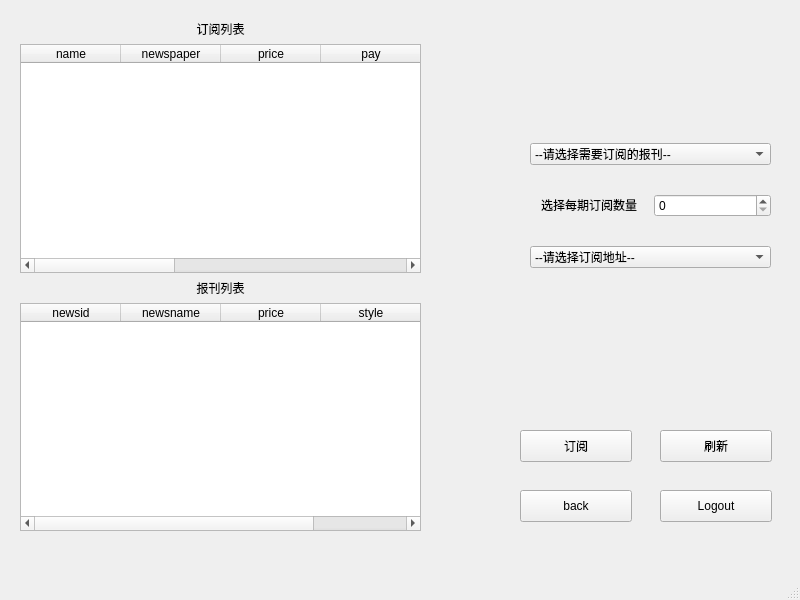
First picture: the form in View/UserSubscribeWindow.ui, repository drkying/ruanshe3, before the edit.
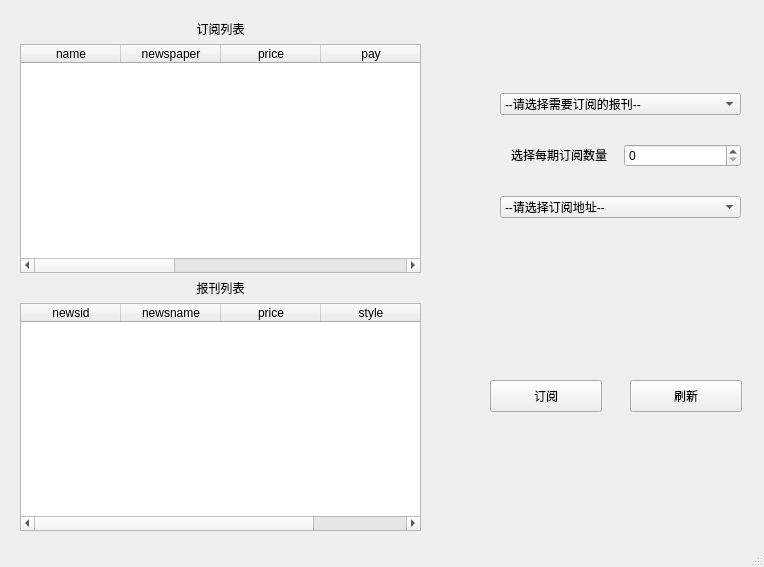
Second picture: the form after the edit. Icons and pictures are not drawn.

```diff
--- a/View/UserSubscribeWindow.ui
+++ b/View/UserSubscribeWindow.ui
@@ -6,8 +6,8 @@
    <rect>
     <x>0</x>
     <y>0</y>
-    <width>800</width>
-    <height>600</height>
+    <width>764</width>
+    <height>567</height>
    </rect>
   </property>
   <property name="windowTitle">
@@ -17,8 +17,8 @@
    <widget class="QPushButton" name="pushButton_subscribe">
     <property name="geometry">
      <rect>
-      <x>520</x>
-      <y>430</y>
+      <x>490</x>
+      <y>380</y>
       <width>112</width>
       <height>32</height>
      </rect>
@@ -147,8 +147,8 @@
    <widget class="QWidget" name="layoutWidget">
     <property name="geometry">
      <rect>
-      <x>530</x>
-      <y>120</y>
+      <x>500</x>
+      <y>70</y>
       <width>241</width>
       <height>171</height>
      </rect>
@@ -194,8 +194,8 @@
    <widget class="QPushButton" name="pushButton_fresh">
     <property name="geometry">
      <rect>
-      <x>660</x>
-      <y>430</y>
+      <x>630</x>
+      <y>380</y>
       <width>112</width>
       <height>32</height>
      </rect>
@@ -215,48 +215,6 @@
      <string>Ctrl+R</string>
     </property>
    </widget>
-   <widget class="QPushButton" name="pushButton_logout">
-    <property name="geometry">
-     <rect>
-      <x>660</x>
-      <y>490</y>
-      <width>112</width>
-      <height>32</height>
-     </rect>
-    </property>
-    <property name="focusPolicy">
-     <enum>Qt::StrongFocus</enum>
-    </property>
-    <property name="text">
-     <string>Logout</string>
-    </property>
-    <property name="icon">
-     <iconset>
-      <disabledoff>:/icon/log-out.png</disabledoff>
-     </iconset>
-    </property>
-   </widget>
-   <widget class="QPushButton" name="pushButton_back">
-    <property name="geometry">
-     <rect>
-      <x>520</x>
-      <y>490</y>
-      <width>112</width>
-      <height>32</height>
-     </rect>
-    </property>
-    <property name="focusPolicy">
-     <enum>Qt::StrongFocus</enum>
-    </property>
-    <property name="text">
-     <string>back</string>
-    </property>
-    <property name="icon">
-     <iconset>
-      <disabledoff>:/icon/back.png</disabledoff>
-     </iconset>
-    </property>
-   </widget>
   </widget>
   <widget class="QMenuBar" name="menubar">
    <property name="geometry">
```
Left out of the diff: 4 changed lines with no effect on the pictures.
